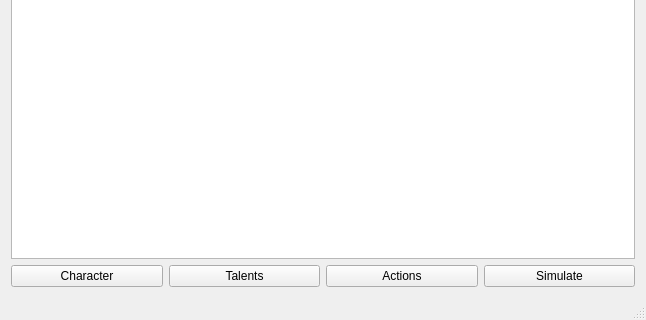
Above: MainWindow.ui from dairymoose/ClassicDamageSim before the change; both pictures show x 0 to 646 and y 222 to 542 of the 646 by 542 pixel window. Below: the same form after it.
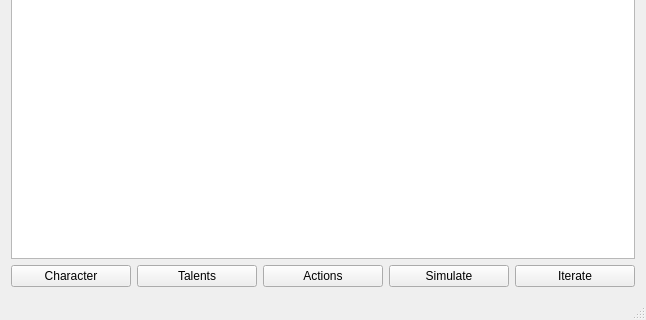
That is the form after the change.

The edit to the form file:
```diff
--- a/MainWindow.ui
+++ b/MainWindow.ui
@@ -48,6 +48,13 @@
         </property>
        </widget>
       </item>
+      <item>
+       <widget class="QPushButton" name="iterateButton">
+        <property name="text">
+         <string>Iterate</string>
+        </property>
+       </widget>
+      </item>
      </layout>
     </item>
    </layout>
```
